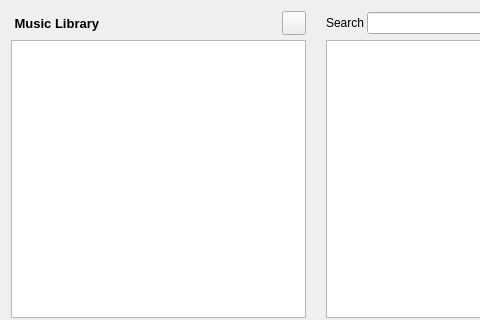
Qt form trunk/GUI/library/GUI_Library_windowed.ui (shahid334/sayonara-player) before a commit; both pictures show x 0 to 480 and y 0 to 320 of the 632 by 611 pixel window.
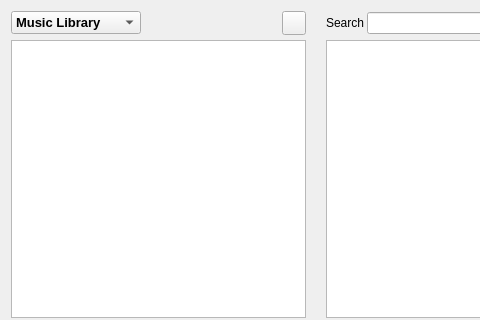
The same form after that commit. Custom widgets are drawn as their Qt base class.

Patch:
```diff
--- a/trunk/GUI/library/GUI_Library_windowed.ui
+++ b/trunk/GUI/library/GUI_Library_windowed.ui
@@ -242,7 +242,19 @@
    <item row="1" column="0" colspan="2">
     <layout class="QHBoxLayout" name="horizontalLayout_2">
      <item>
-      <widget class="QLabel" name="label_2">
+      <widget class="QComboBox" name="combo_switcher">
+       <property name="minimumSize">
+        <size>
+         <width>130</width>
+         <height>0</height>
+        </size>
+       </property>
+       <property name="maximumSize">
+        <size>
+         <width>130</width>
+         <height>16777215</height>
+        </size>
+       </property>
        <property name="font">
         <font>
          <pointsize>10</pointsize>
@@ -250,8 +262,22 @@
          <bold>true</bold>
         </font>
        </property>
+       <item>
+        <property name="text">
+         <string>Music Library</string>
+        </property>
+       </item>
+       <item>
+        <property name="text">
+         <string>Playlists</string>
+        </property>
+       </item>
+      </widget>
+     </item>
+     <item>
+      <widget class="QLabel" name="lab_status">
        <property name="text">
-        <string> Music Library</string>
+        <string/>
        </property>
       </widget>
      </item>
```
Left out of the diff: 60 changed lines with no effect on the pictures.
